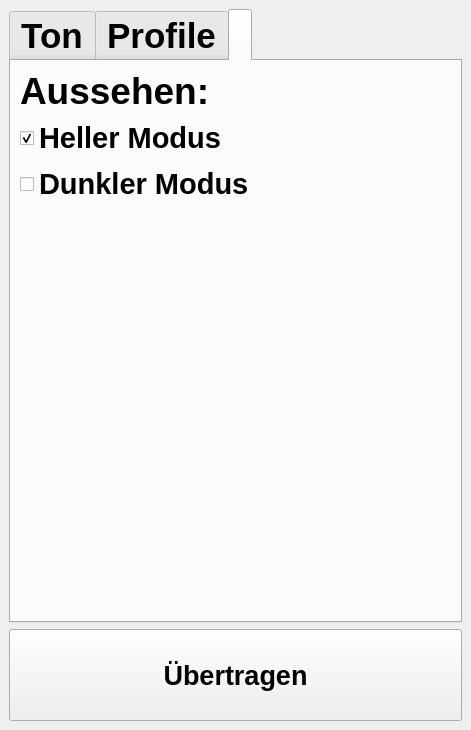
First picture: the form in klingelballui.ui, repository Sammasas/Klingelball-App, before the edit.
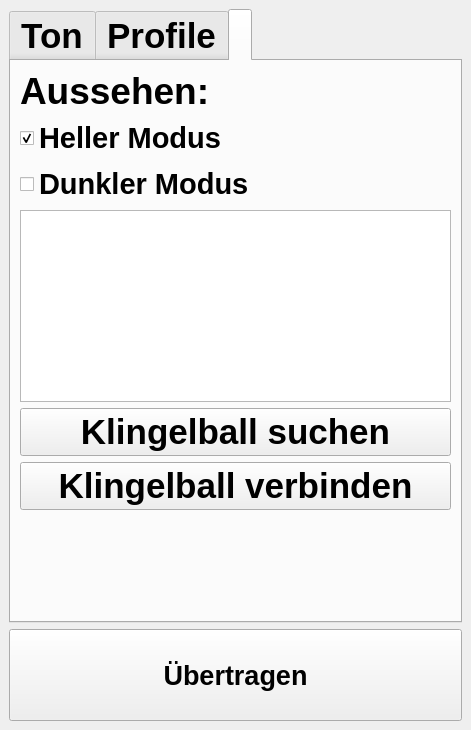
Second picture: the form after the edit. The open tabs and pages were chosen to show the change. Icons and pictures are not drawn.

Diff of the .ui file:
```diff
--- a/klingelballui.ui
+++ b/klingelballui.ui
@@ -748,6 +748,23 @@
           </property>
          </widget>
         </item>
+        <item>
+         <widget class="QListWidget" name="UIDeviceList"/>
+        </item>
+        <item>
+         <widget class="QPushButton" name="searchKlingelball">
+          <property name="text">
+           <string>Klingelball suchen</string>
+          </property>
+         </widget>
+        </item>
+        <item>
+         <widget class="QPushButton" name="connectKlingelball">
+          <property name="text">
+           <string>Klingelball verbinden</string>
+          </property>
+         </widget>
+        </item>
         <item>
          <spacer name="verticalSpacer">
           <property name="orientation">
```
Left out of the diff: 22 changed lines with no effect on the pictures.
